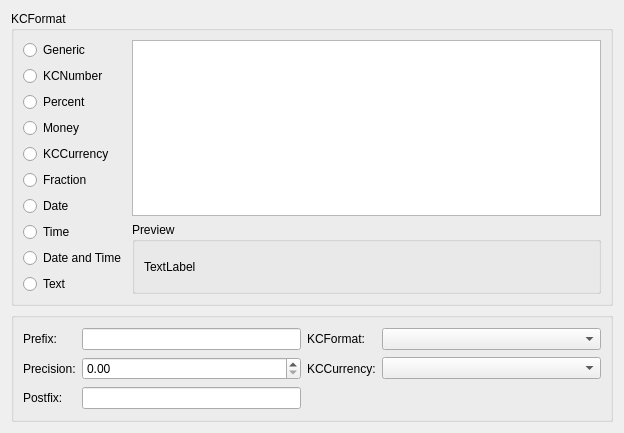
First picture: the form in kcells/dialogs/DataFormatWidget.ui, repository KDE/koffice, before the edit.
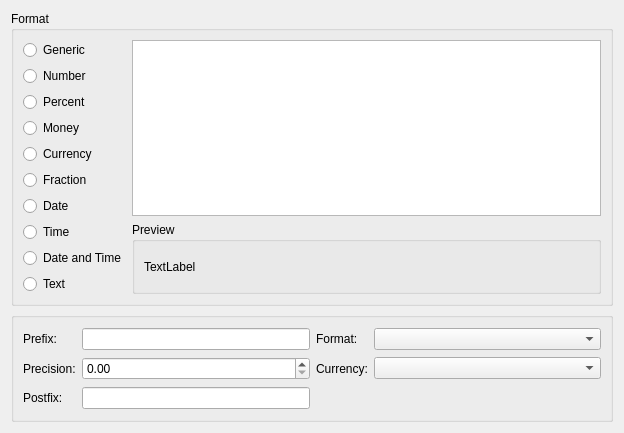
Second picture: the form after the edit. Custom widgets are drawn as their Qt base class.

```diff
--- a/kcells/dialogs/DataFormatWidget.ui
+++ b/kcells/dialogs/DataFormatWidget.ui
@@ -32,7 +32,7 @@
    <item>
     <widget class="QGroupBox" name="groupBox">
      <property name="title">
-      <string>KCFormat</string>
+      <string>Format</string>
      </property>
      <layout class="QGridLayout">
       <item row="7" column="1" rowspan="3">
@@ -85,7 +85,7 @@
       <item row="4" column="0">
        <widget class="QRadioButton" name="radioButton_5">
         <property name="text">
-         <string>KCCurrency</string>
+         <string>Currency</string>
         </property>
        </widget>
       </item>
@@ -113,7 +113,7 @@
       <item row="1" column="0">
        <widget class="QRadioButton" name="radioButton_2">
         <property name="text">
-         <string>KCNumber</string>
+         <string>Number</string>
         </property>
        </widget>
       </item>
@@ -156,14 +156,14 @@
       <item row="1" column="2">
        <widget class="QLabel" name="label_6">
         <property name="text">
-         <string>KCCurrency:</string>
+         <string>Currency:</string>
         </property>
        </widget>
       </item>
       <item row="0" column="2">
        <widget class="QLabel" name="label_5">
         <property name="text">
-         <string>KCFormat:</string>
+         <string>Format:</string>
         </property>
        </widget>
       </item>
```
